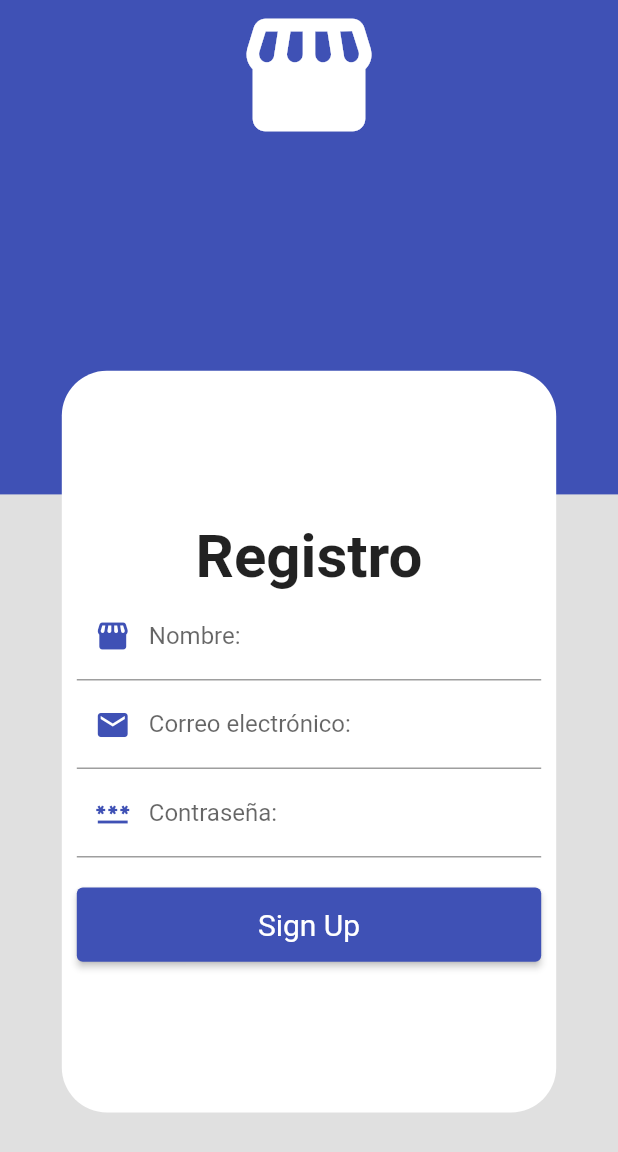
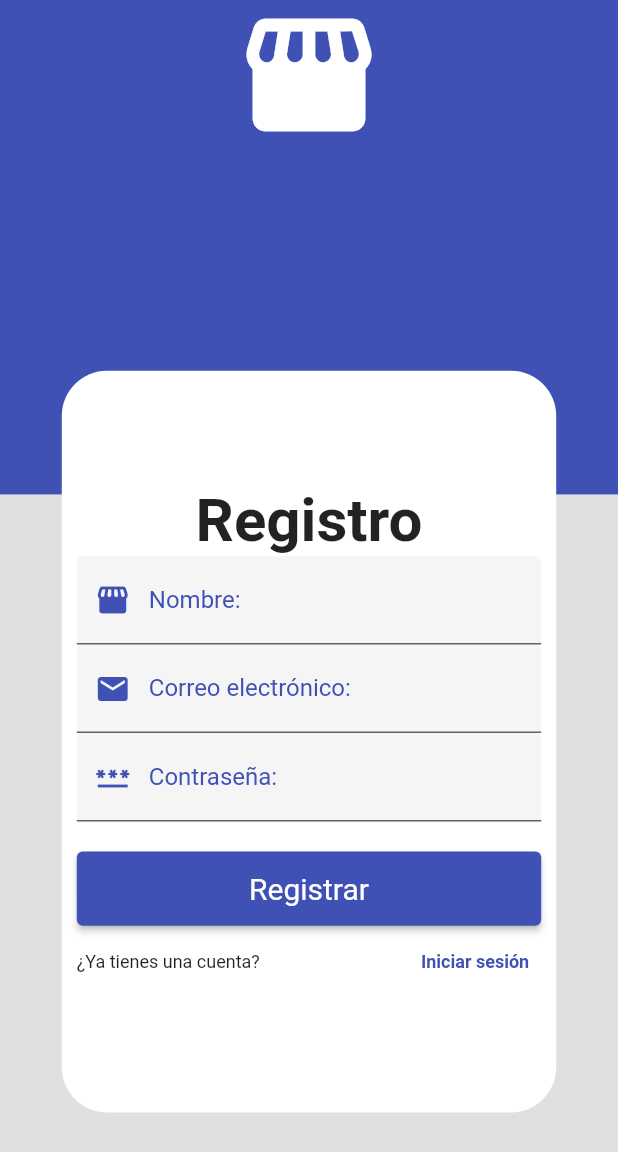
Before and after one commit to andrescodedev/ecommerce_test_app, a Flutter app: the screen it shows after launch, on a phone screen of 412 x 824 dp. Shown: the top 1152 px of the screen. Run offline on Flutter 3.47's test engine with Material 2 defaults, Android fonts, the phone set to English and light mode, and no system bars; our stand-ins replace image_picker.

Commit message:
Finalizamos las validaciones de los formularios de registro e inicio de sesión. Ahora debemos iniciar el proceso de autenticación

```diff
--- a/lib/main.dart
+++ b/lib/main.dart
@@ -14,6 +14,9 @@ void main() {
       ),
       ChangeNotifierProvider(
         create: (context) => StoreProvider(),
+      ),
+      ChangeNotifierProvider(
+        create: (context) => SignUpInProvider(),
       ),
     ],
     child: const MyApp(),
@@ -41,6 +44,21 @@ class MyApp extends StatelessWidget {
           backgroundColor: Colors.indigo,
           elevation: 0.0,
         ),
+        textSelectionTheme: const TextSelectionThemeData(
+          cursorColor: Colors.indigo,
+        ),
+        inputDecorationTheme: const InputDecorationTheme(
+          filled: true,
+          labelStyle: TextStyle(
+            color: Colors.indigo,
+          ),
+          focusedBorder: UnderlineInputBorder(
+            borderSide: BorderSide(
+              color: Colors.indigo,
+              width: 5.0,
+            ),
+          ),
+        ),
       ),
       initialRoute: '/signup',
       routes: {
--- a/lib/providers/providers.dart
+++ b/lib/providers/providers.dart
@@ -1,3 +1,4 @@
 export 'package:ecommerce_test_app/providers/product_editform_provider.dart';
 export 'package:ecommerce_test_app/providers/store_provider.dart';
 export 'package:ecommerce_test_app/providers/product_provider.dart';
+export 'package:ecommerce_test_app/providers/signupin_provider.dart';
--- a/lib/screens/signup_screen.dart
+++ b/lib/screens/signup_screen.dart
@@ -9,7 +9,8 @@ class SignUpScreen extends StatelessWidget {
     Size screenSize = MediaQuery.of(context).size;
 
     return Scaffold(
-      body: SizedBox(
+      body: GestureDetector(
+        child: SizedBox(
           width: screenSize.width,
           height: screenSize.height,
           child: Stack(
@@ -20,6 +21,8 @@ class SignUpScreen extends StatelessWidget {
             ],
           ),
         ),
+        onTap: () => FocusManager.instance.primaryFocus?.unfocus(),
+      ),
     );
   }
 }
--- a/lib/widgets/signup_form_widget.dart
+++ b/lib/widgets/signup_form_widget.dart
@@ -1,4 +1,6 @@
+import 'package:ecommerce_test_app/providers/providers.dart';
 import 'package:flutter/material.dart';
+import 'package:provider/provider.dart';
 
 class SignUpFormWidget extends StatelessWidget {
   const SignUpFormWidget({Key? key}) : super(key: key);
@@ -6,6 +8,7 @@ class SignUpFormWidget extends StatelessWidget {
   @override
   Widget build(BuildContext context) {
     Size screenSize = MediaQuery.of(context).size;
+    final formProvider = Provider.of<SignUpInProvider>(context);
 
     return SingleChildScrollView(
       child: Column(
@@ -27,6 +30,8 @@ class SignUpFormWidget extends StatelessWidget {
                 borderRadius: BorderRadius.circular(30.0),
               ),
               child: Form(
+                key: formProvider.signUpFormKey,
+                autovalidateMode: AutovalidateMode.onUserInteraction,
                 child: Column(
                   mainAxisAlignment: MainAxisAlignment.center,
                   children: [
@@ -38,6 +43,7 @@ class SignUpFormWidget extends StatelessWidget {
                       ),
                     ),
                     TextFormField(
+                      enabled: (formProvider.formInProcess) ? false : true,
                       decoration: const InputDecoration(
                         prefixIcon: Icon(
                           Icons.storefront_rounded,
@@ -47,13 +53,11 @@ class SignUpFormWidget extends StatelessWidget {
                         labelText: 'Nombre:',
                       ),
                       onChanged: (value) {},
-                      validator: (value) {
-                        if (value == null || value.isEmpty) {
-                          return 'El nombre de la tienda es obligatorio';
-                        }
-                      },
+                      validator: (value) =>
+                          formProvider.validateStoreName(value),
                     ),
                     TextFormField(
+                      enabled: (formProvider.formInProcess) ? false : true,
                       keyboardType: TextInputType.emailAddress,
                       decoration: const InputDecoration(
                         hintText: 'Correo electrónico',
@@ -64,13 +68,10 @@ class SignUpFormWidget extends StatelessWidget {
                         ),
                       ),
                       onChanged: (value) {},
-                      validator: (value) {
-                        if (value == null || value.isEmpty) {
-                          return 'El email es obligatorio';
-                        }
-                      },
+                      validator: (value) => formProvider.validateEmail(value),
                     ),
                     TextFormField(
+                      enabled: (formProvider.formInProcess) ? false : true,
                       obscureText: true,
                       decoration: const InputDecoration(
                         hintText: 'Contraseña',
@@ -81,11 +82,8 @@ class SignUpFormWidget extends StatelessWidget {
                         ),
                       ),
                       onChanged: (value) {},
-                      validator: (value) {
-                        if (value == null || value.isEmpty) {
-                          return 'La contraseña es obligatoria';
-                        }
-                      },
+                      validator: (value) =>
+                          formProvider.validatePassword(value),
                     ),
                     const SizedBox(
                       height: 20.0,
@@ -104,8 +102,48 @@ class SignUpFormWidget extends StatelessWidget {
                           ),
                         ),
                       ),
-                      child: const Text('Sign Up'),
-                      onPressed: () {},
+                      child: (formProvider.formInProcess)
+                          ? const CircularProgressIndicator(
+                              color: Colors.white,
+                              strokeWidth: 2.0,
+                            )
+                          : const Text('Registrar'),
+                      onPressed: (formProvider.formInProcess)
+                          ? null
+                          : () async {
+                              if (await formProvider.validateSignUpForm() ==
+                                  true) {
+                                Navigator.pushReplacementNamed(
+                                  context,
+                                  '/stores',
+                                );
+                              }
+                            },
+                    ),
+                    Row(
+                      mainAxisAlignment: MainAxisAlignment.spaceBetween,
+                      children: [
+                        const Text(
+                          '¿Ya tienes una cuenta?',
+                          style: TextStyle(
+                            fontSize: 12.0,
+                          ),
+                        ),
+                        TextButton(
+                          onPressed: () => Navigator.pushReplacementNamed(
+                            context,
+                            '/signin',
+                          ),
+                          child: const Text(
+                            'Iniciar sesión',
+                            style: TextStyle(
+                              fontSize: 12.0,
+                              fontWeight: FontWeight.bold,
+                              color: Colors.indigo,
+                            ),
+                          ),
+                        ),
+                      ],
                     ),
                   ],
                 ),
```
Also changed, not shown: lib/providers/signupin_provider.dart (added, +74 -0 lines), lib/widgets/signin_form_widget.dart (+26 -1 lines). Lines whose indentation alone changed are shown as unchanged.
